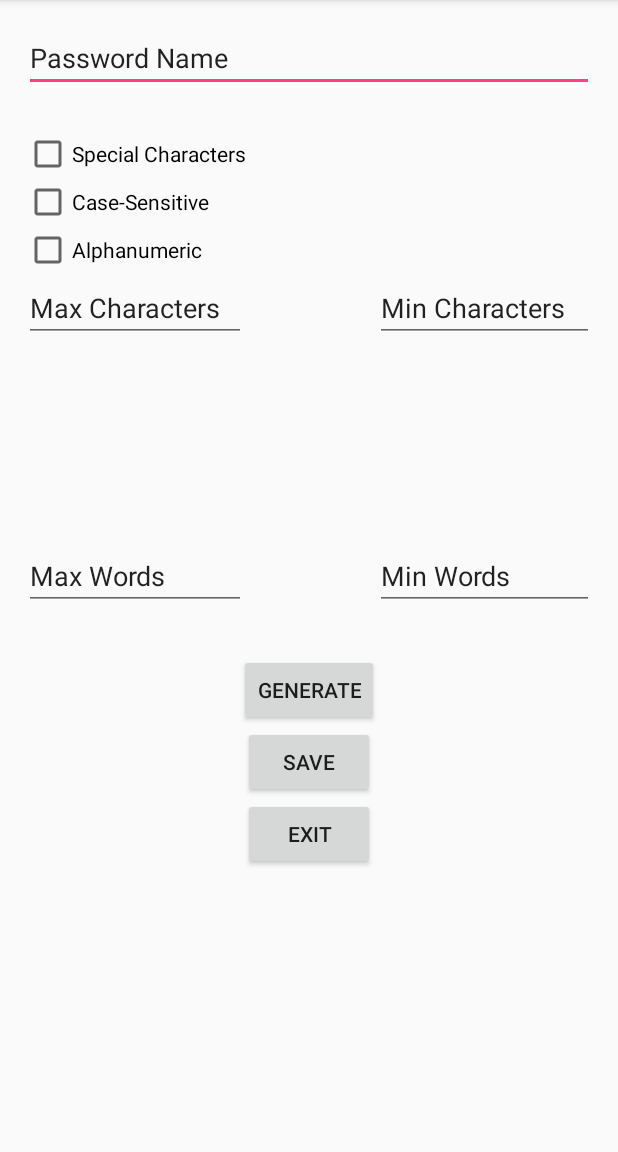
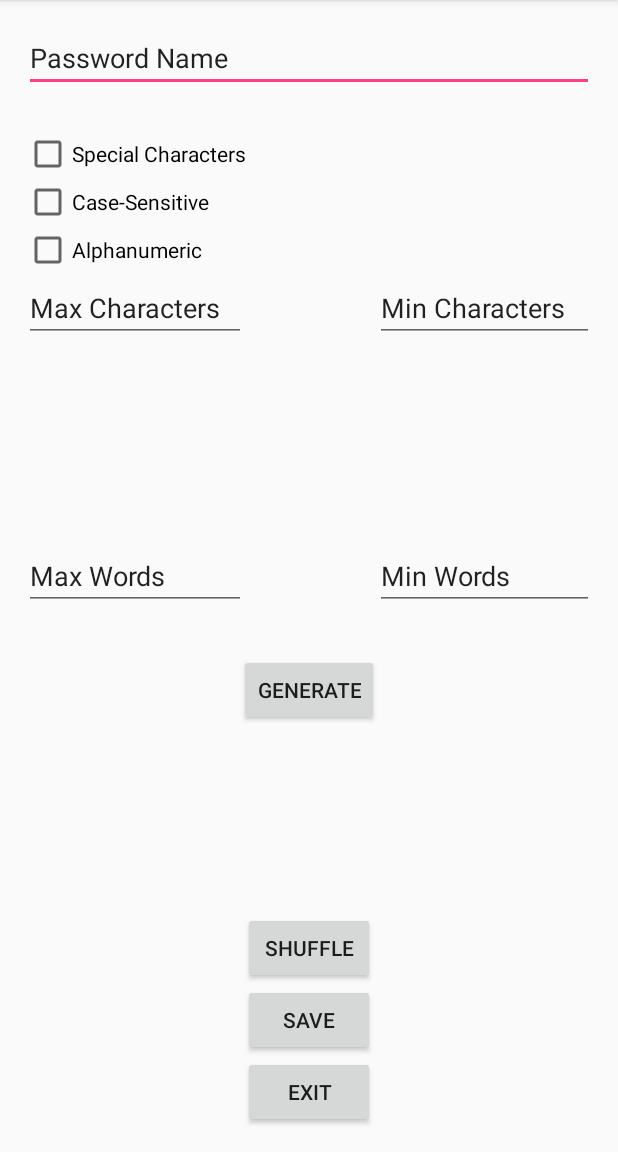
Before and after one commit to pyrophos/CS4398, an Android app: the PasswordCreator screen opened directly, with no data from a screen before it, on a phone screen of 412 x 824 dp, the part 84-1236 px from its top. Run offline under Robolectric (Android 15) with nearby library versions, the phone set to English and light mode, and no system bars.

Commit message:
Added shuffle button to Password Creation UI.

```diff
--- a/PassphraseGenerator/app/src/main/java/com/example/wwjdt/passphrasegenerator/PasswordCreator.java
+++ b/PassphraseGenerator/app/src/main/java/com/example/wwjdt/passphrasegenerator/PasswordCreator.java
@@ -11,7 +11,7 @@ import android.widget.TextView;
 
 public class PasswordCreator extends AppCompatActivity implements View.OnClickListener{
     private CheckBox caseSensitive, alphanumeric, specialCharacters;
-    private Button saveBtn, exitBtn, generateBtn;
+    private Button saveBtn, exitBtn, generateBtn, shuffleBtn;
     private EditText passwordName, minChar, maxChar, minWords, maxWords;
     private TextView passwordDisplay;
 
@@ -29,6 +29,7 @@ public class PasswordCreator extends AppCompatActivity implements View.OnClickLi
         saveBtn = (Button) findViewById(R.id.saveBtn);
         exitBtn = (Button) findViewById(R.id.exitBtn);
         generateBtn = (Button) findViewById(R.id.generateBtn);
+        shuffleBtn = (Button) findViewById(R.id.shuffleBtn);
         //Edit Text Fields
         passwordName = (EditText) findViewById(R.id.passwordName);
         minChar = (EditText) findViewById(R.id.minChar);
@@ -37,19 +38,22 @@ public class PasswordCreator extends AppCompatActivity implements View.OnClickLi
         maxWords = (EditText) findViewById(R.id.maxWords);
         //Text Display
         passwordDisplay = (TextView) findViewById(R.id.passwordDisplay);
-
-
     }
 
     public void onClick(View v) {
         switch (v.getId()){
             case R.id.generateBtn: break;
+            case R.id.shuffleBtn: break;
             case R.id.saveBtn: break;
             case R.id.exitBtn: break;
         }
     }
 
     public void generatePassword(){
+         Credential credential = new Credential(Integer.parseInt(maxChar.getText().toString()),
+                                                Integer.parseInt(minChar.getText().toString()),
+                                                Integer.parseInt(maxWords.getText().toString()),
+                                                Integer.parseInt(minWords.getText().toString()));
 
         if(caseSensitive.isChecked()){
 
--- a/PassphraseGenerator/app/src/main/res/layout/activity_add_password.xml
+++ b/PassphraseGenerator/app/src/main/res/layout/activity_add_password.xml
@@ -126,7 +126,7 @@
         android:layout_height="wrap_content"
         android:text="Save"
         android:id="@+id/saveBtn"
-        android:layout_below="@+id/generateBtn"
+        android:layout_above="@+id/exitBtn"
         android:layout_centerHorizontal="true" />
 
     <Button
@@ -134,7 +134,15 @@
         android:layout_height="wrap_content"
         android:text="Exit"
         android:id="@+id/exitBtn"
-        android:layout_below="@+id/saveBtn"
+        android:layout_alignParentBottom="true"
+        android:layout_centerHorizontal="true" />
+
+    <Button
+        android:layout_width="wrap_content"
+        android:layout_height="wrap_content"
+        android:text="Shuffle"
+        android:id="@+id/shuffleBtn"
+        android:layout_above="@+id/saveBtn"
         android:layout_centerHorizontal="true" />
 
 </RelativeLayout>
```
Also changed, not shown: PassphraseGenerator/app/src/main/java/com/example/wwjdt/passphrasegenerator/Credential.java (+13 -9 lines).
